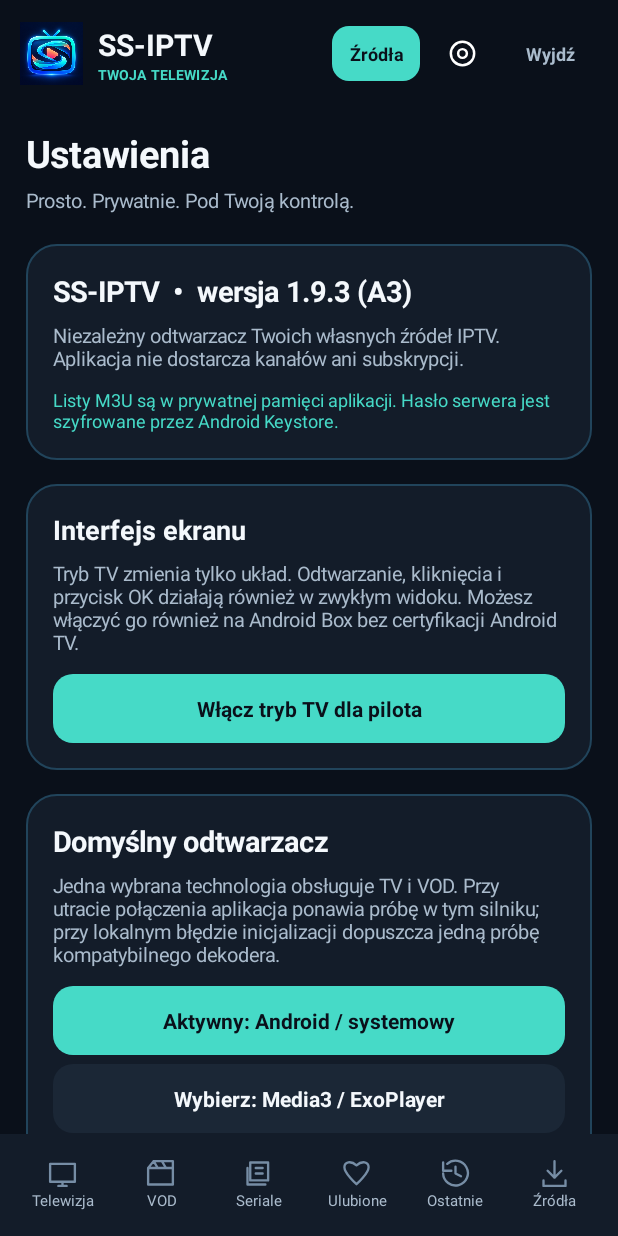
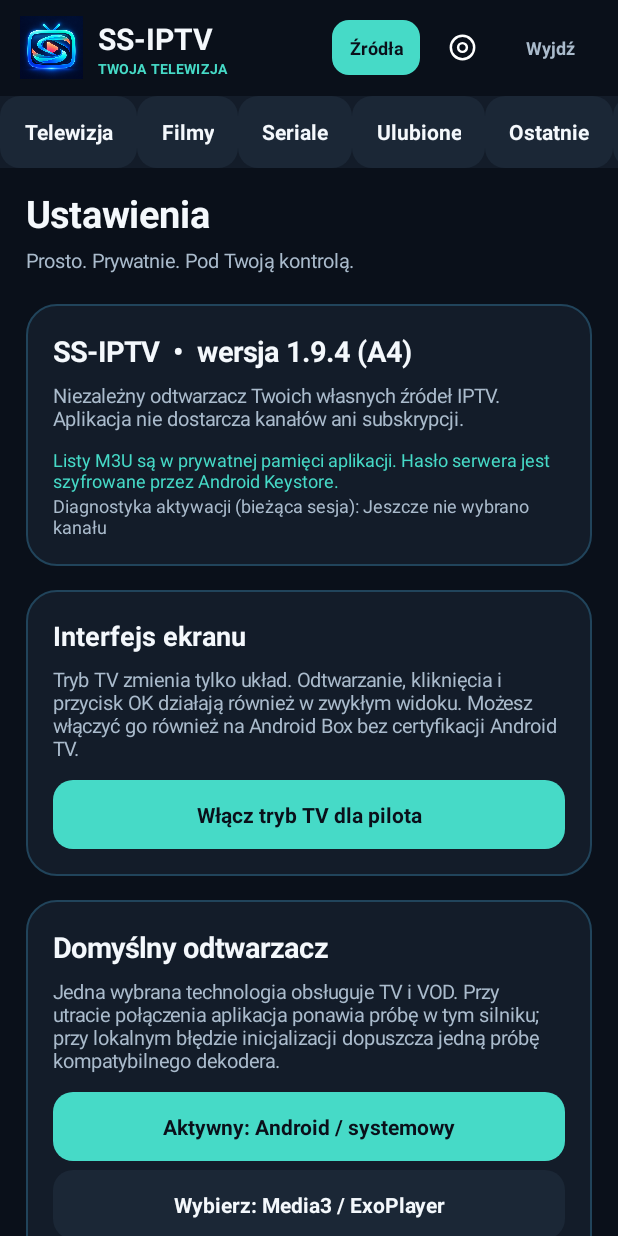
Before and after one commit to rafikpor-prog/SS-IPTV, an Android app: the screen it shows after launch (MainActivity), after a tap on "Ustawienia aplikacji", on a phone screen of 412 x 824 dp. Run offline under Robolectric (Android 15) with nearby library versions, the phone set to English and light mode, and no system bars; pictures from the network do not load; 1 other tap on this screen came first.

Commit message:
A4: explicit channel play controls and shared top navigation

```diff
--- a/app/build.gradle
+++ b/app/build.gradle
@@ -11,8 +11,8 @@ android {
         applicationId 'pl.rafik.ssiptv'
         minSdk 26
         targetSdk 35
-        versionCode 14
-        versionName '1.9.3'
+        versionCode 15
+        versionName '1.9.4'
         resConfigs 'pl', 'en'
         // Powszechne architektury Android TV / Android Box; wyłączamy ABI emulatorów
         // z finalnego APK, aby natywna biblioteka VLC nie potroiła rozmiaru.
--- a/app/src/main/java/pl/rafik/ssiptv/MainActivity.java
+++ b/app/src/main/java/pl/rafik/ssiptv/MainActivity.java
@@ -103,6 +103,10 @@ public final class MainActivity extends Activity {
     private View tvDim;
     private TextView tvCount;
     private AdapterView<?> tvCollection;
+    private long activationCount;
+    private String activationStatus = "Jeszcze nie wybrano kanału";
+    private TextView activationLabel;
+    private Channel selectedForPlayback;
     private List<Channel> allChannels = new ArrayList<>();
     private Map<Long, Integer> liveOrdinals = new HashMap<>();
     private Map<Long, ChannelDatabase.Guide> guides = new HashMap<>();
@@ -281,6 +285,9 @@ public final class MainActivity extends Activity {
             query = "";
         }
         tab = name;
+        selectedForPlayback = null;
+        activationLabel = null;
+        sectionCaption = null;
         tvCollection = null;
         adapter = null;
         resultsFrame = null;
@@ -308,7 +315,8 @@ public final class MainActivity extends Activity {
             return insets;
         });
         main.requestApplyInsets();
-        main.addView(brandHeader(), new LinearLayout.LayoutParams(-1, Ui.dp(this, 72)));
+        main.addView(brandHeader(), new LinearLayout.LayoutParams(-1, Ui.dp(this, 64)));
+        main.addView(primaryNavigation(), new LinearLayout.LayoutParams(-1, Ui.dp(this, 48)));
         content = Ui.column(this);
         main.addView(content, new LinearLayout.LayoutParams(-1, 0, 1));
         switch (name) {
@@ -317,7 +325,7 @@ public final class MainActivity extends Activity {
             case "Ustawienia": showSettings(); break;
             default: showChannels(); break;
         }
-        main.addView(bottomNavigation(), new LinearLayout.LayoutParams(-1, Ui.dp(this, 68)));
+        // Shared horizontal navigation; leave the remaining height for the catalog.
     }
 
     /** Układ 10-foot: cały ekran na treść, wysuwana na żądanie nawigacja z lewej. */
@@ -326,8 +334,9 @@ public final class MainActivity extends Activity {
         main.setBackgroundColor(Ui.BG);
         main.setPadding(Ui.dp(this, 18), Ui.dp(this, 14), Ui.dp(this, 18), Ui.dp(this, 14));
         setContentView(main);
+        main.addView(primaryNavigation(), new LinearLayout.LayoutParams(-1, Ui.dp(this, 48)));
         tvRoot = new FrameLayout(this);
-        main.addView(tvRoot, new LinearLayout.LayoutParams(-1, -1));
+        main.addView(tvRoot, new LinearLayout.LayoutParams(-1, 0, 1));
         tvDrawer = null;
         tvDim = null;
         tvCategoryDrawerMode = false;
@@ -472,6 +481,7 @@ public final class MainActivity extends Activity {
             titleRow.addView(hint);
         }
         content.addView(titleRow, Ui.margins(this, -1, compactTv ? 44 : 62, 0, 0, 0, 5));
+        addActivationBar(content);
         resultsFrame = new FrameLayout(this);
         content.addView(resultsFrame, new LinearLayout.LayoutParams(-1, 0, 1));
         renderCollection();
@@ -673,6 +683,22 @@ public final class MainActivity extends Activity {
         return bar;
     }
 
+    private View primaryNavigation() {
+        HorizontalScrollView scroll = new HorizontalScrollView(this);
+        scroll.setHorizontalScrollBarEnabled(false);
+        scroll.setFillViewport(true);
+        LinearLayout row = Ui.row(this);
+        row.setBackgroundColor(Ui.SURFACE);
+        String[] tabs = {"Telewizja", "VOD", "Seriale", "Ulubione", "Ostatnie", "EPG", "Ustawienia", "Źródła"};
+        for (String target : tabs) {
+            TextView control = Ui.button(this, "VOD".equals(target) ? "Filmy" : target, target.equals(tab), v -> showTab(target));
+            control.setSingleLine(true);
+            row.addView(control, new LinearLayout.LayoutParams(-2, -1));
+        }
+        scroll.addView(row, new FrameLayout.LayoutParams(-2, -1));
+        return scroll;
+    }
+
     private View bottomNavigation() {
         LinearLayout bottom = Ui.row(this);
         bottom.setPadding(Ui.dp(this, 9), Ui.dp(this, 4), Ui.dp(this, 9), Ui.dp(this, 5));
@@ -776,6 +802,7 @@ public final class MainActivity extends Activity {
         tiles.setOnClickListener(v -> setTiled(true));
         home.addView(heading, Ui.margins(this, -1, 42, 0, 0, 0, 4));
 
+        addActivationBar(home);
         resultsFrame = new FrameLayout(this);
         home.addView(resultsFrame, new LinearLayout.LayoutParams(-1, 0, 1));
         renderCollection();
@@ -791,6 +818,43 @@ public final class MainActivity extends Activity {
         getPreferences(MODE_PRIVATE).edit()
                 .putBoolean(isMediaTab() ? "poster-grid" : tvMode ? "tv-grid" : "grid", enabled).apply();
         showTab(tab);
+    }
+
+    private void addActivationBar(LinearLayout parent) {
+        LinearLayout bar = Ui.row(this);
+        activationLabel = Ui.text(this, "Wybierz pozycję z listy", 12, Ui.SECONDARY, false);
+        activationLabel.setMaxLines(2);
+        bar.addView(activationLabel, new LinearLayout.LayoutParams(0, -2, 1));
+        TextView play = Ui.button(this, "Otwórz wybraną", true, v -> {
+            Channel chosen = selectedForPlayback;
+            if (chosen == null && tvCollection != null && adapter != null) {
+                int pos = tvCollection.getSelectedItemPosition();
+                if (pos >= 0 && pos < adapter.getCount()) chosen = (Channel) adapter.getItem(pos);
+            }
+            if (chosen == null) { toast("Najpierw wybierz pozycję strzałkami lub kliknij jej przycisk Odtwórz."); return; }
+            activateCatalog(chosen, "przycisk główny");
+        });
+        bar.addView(play, new LinearLayout.LayoutParams(-2, -1));
+        parent.addView(bar, Ui.margins(this, -1, 48, 0, 0, 0, 4));
+    }
+
+    private void activateCatalog(Channel channel, String event) {
+        if (channel == null || isFinishing() || isDestroyed()) return;
+        selectedForPlayback = channel;
+        activationCount++;
+        activationStatus = "Aktywacja #" + activationCount + " · " + event + " · " + (tvMode ? "TV" : "zwykły");
+        if (activationLabel != null) activationLabel.setText("Otwieranie pozycji…");
+        openContent(channel);
+    }
+
+    private TextView cardPlay(Channel channel) {
+        TextView play = Ui.button(this, channel.isSeries() || channel.isMovie() || channel.isEpisode() ? "Otwórz" : "Odtwórz", true,
+                v -> activateCatalog(channel, "przycisk karty"));
+        // Adapter owns keyboard selection; explicit button owns touch/mouse.
+        play.setFocusable(false);
+        play.setFocusableInTouchMode(false);
+        play.setContentDescription("Otwórz: " + channel.name);
+        return play;
     }
 
     private void renderCollection() {
@@ -837,7 +901,15 @@ public final class MainActivity extends Activity {
         });
         collection.setOnItemClickListener((parent, view, position, id) -> {
             Object selected = parent.getItemAtPosition(position);
-            if (selected instanceof Channel) openContent((Channel) selected);
+            if (selected instanceof Channel) activateCatalog((Channel) selected, "kliknięcie listy");
+        });
+        collection.setOnItemSelectedListener(new AdapterView.OnItemSelectedListener() {
+            @Override public void onItemSelected(AdapterView<?> parent, View view, int position, long id) {
+                Object value = parent.getItemAtPosition(position);
+                selectedForPlayback = value instanceof Channel ? (Channel) value : null;
+                if (activationLabel != null && selectedForPlayback != null) activationLabel.setText("Wybrano: " + selectedForPlayback.name);
+            }
+            @Override public void onNothingSelected(AdapterView<?> parent) { selectedForPlayback = null; }
         });
         resultsFrame.addView((View) collection, new FrameLayout.LayoutParams(-1, -1));
         LinearLayout empty = Ui.column(this);
@@ -917,17 +989,21 @@ public final class MainActivity extends Activity {
         if ("Ostatnie".equals(tab)) {
             result.sort((left, right) -> Long.compare(right.lastWatched, left.lastWatched));
         }
+        selectedForPlayback = null;
         adapter.visible = result;
         adapter.notifyDataSetChanged();
+        if (activationLabel != null) activationLabel.setText("Wybierz pozycję z listy");
         if (sectionCaption != null) sectionCaption.setText(result.size() + " pozycji");
         if (tvCount != null) tvCount.setText(result.size() + " pozycji  •  " + selectedGroup);
-        if (tvMode && tvCollection != null && result.size() > 0) {
+        if (tvCollection != null && result.size() > 0) {
             if (tvCollection.getSelectedItemPosition() < 0 ||
                     tvCollection.getSelectedItemPosition() >= result.size()) {
                 tvCollection.setSelection(0);
             }
-            if (tvDrawer != null && tvDrawer.getVisibility() != View.VISIBLE &&
+            if (tvMode && tvDrawer != null && tvDrawer.getVisibility() != View.VISIBLE &&
                     !tvCollection.hasFocus()) tvCollection.post(this::focusTvCollection);
+            else if (!tvMode && !tvCollection.isInTouchMode() && !(getCurrentFocus() instanceof EditText) && !tvCollection.hasFocus())
+                tvCollection.post(() -> { if (!tvMode && tvCollection != null && tvCollection.isAttachedToWindow() && !(getCurrentFocus() instanceof EditText)) focusTvCollection(); });
         }
     }
 
@@ -1154,13 +1230,14 @@ public final class MainActivity extends Activity {
         page.addView(Ui.text(this, "Prosto. Prywatnie. Pod Twoją kontrolą.", 13,
                 Ui.SECONDARY, false), Ui.margins(this, -1, -2, 0, 5, 0, 20));
         LinearLayout about = card();
-        about.addView(Ui.text(this, "SS-IPTV  •  wersja 1.9.3 (A3)", 19, Ui.WHITE, true));
+        about.addView(Ui.text(this, "SS-IPTV  •  wersja 1.9.4 (A4)", 19, Ui.WHITE, true));
         about.addView(Ui.text(this, "Niezależny odtwarzacz Twoich własnych źródeł IPTV. " +
                 "Aplikacja nie dostarcza kanałów ani subskrypcji.",
                 13, Ui.SECONDARY, false), Ui.margins(this, -1, -2, 0, 8, 0, 10));
         about.addView(Ui.text(this, "Listy M3U są w prywatnej pamięci aplikacji. Hasło " +
                 "serwera jest szyfrowane przez Android Keystore.",
                 12, Ui.ACCENT, false));
+        about.addView(Ui.text(this, "Diagnostyka aktywacji (bieżąca sesja): " + activationStatus, 12, Ui.SECONDARY, false));
         page.addView(about, Ui.margins(this, -1, -2, 0, 0, 0, 16));
 
         LinearLayout screenCard = card();
@@ -1400,7 +1477,8 @@ public final class MainActivity extends Activity {
             }
             startActivity(intent);
         } else play(channel);
-        } catch (RuntimeException error) { lastOpenAt = -1000L; toast("Nie udało się otworzyć odtwarzacza. Sprawdź ustawienia silnika."); }
+        activationStatus += " · wysłano Intent";
+        } catch (RuntimeException error) { lastOpenAt = -1000L; activationStatus += " · błąd otwarcia: " + error.getClass().getSimpleName(); toast("Nie udało się otworzyć odtwarzacza. Sprawdź ustawienia silnika."); }
     }
 
     /** Gwarantowany OK na zaznaczonym wierszu/kafelku; nie oddajemy go serduszku. */
@@ -1414,7 +1492,7 @@ public final class MainActivity extends Activity {
                 int selected = tvCollection.getSelectedItemPosition();
                 selected = pl.rafik.ssiptv.data.CatalogActivation.position(selected, tvCollection.getFirstVisiblePosition(), adapter.getCount());
                 Object chosen = selected >= 0 ? tvCollection.getItemAtPosition(selected) : null;
-                if (chosen instanceof Channel) openContent((Channel) chosen);
+                if (chosen instanceof Channel) activateCatalog((Channel) chosen, "OK / Enter");
             }
             return true;
         }
@@ -1768,7 +1846,8 @@ public final class MainActivity extends Activity {
                     Ui.dp(MainActivity.this, 50)));
             row.setDescendantFocusability(ViewGroup.FOCUS_BLOCK_DESCENDANTS);
             row.setFocusable(false);
-            row.setClickable(false);
+            row.setOnClickListener(v -> activateCatalog(channel, "kliknięcie karty"));
+            row.addView(cardPlay(channel), Ui.margins(MainActivity.this, -2, 48, 4, 0, 0, 0));
             row.setContentDescription("Otwórz: " + channel.name);
             return row;
         }
@@ -1824,7 +1903,8 @@ public final class MainActivity extends Activity {
                     "Nr " + (liveIndex(channel) + 1), 10, Ui.MUTED, false));
             tile.setDescendantFocusability(ViewGroup.FOCUS_BLOCK_DESCENDANTS);
             tile.setFocusable(false);
-            tile.setClickable(false);
+            tile.setOnClickListener(v -> activateCatalog(channel, "kliknięcie kafelka"));
+            tile.addView(cardPlay(channel), Ui.margins(MainActivity.this, -1, 48, 0, 6, 0, 0));
             tile.setContentDescription("Otwórz: " + channel.name);
             return tile;
         }
```
Also changed, not shown: 1 other file.
